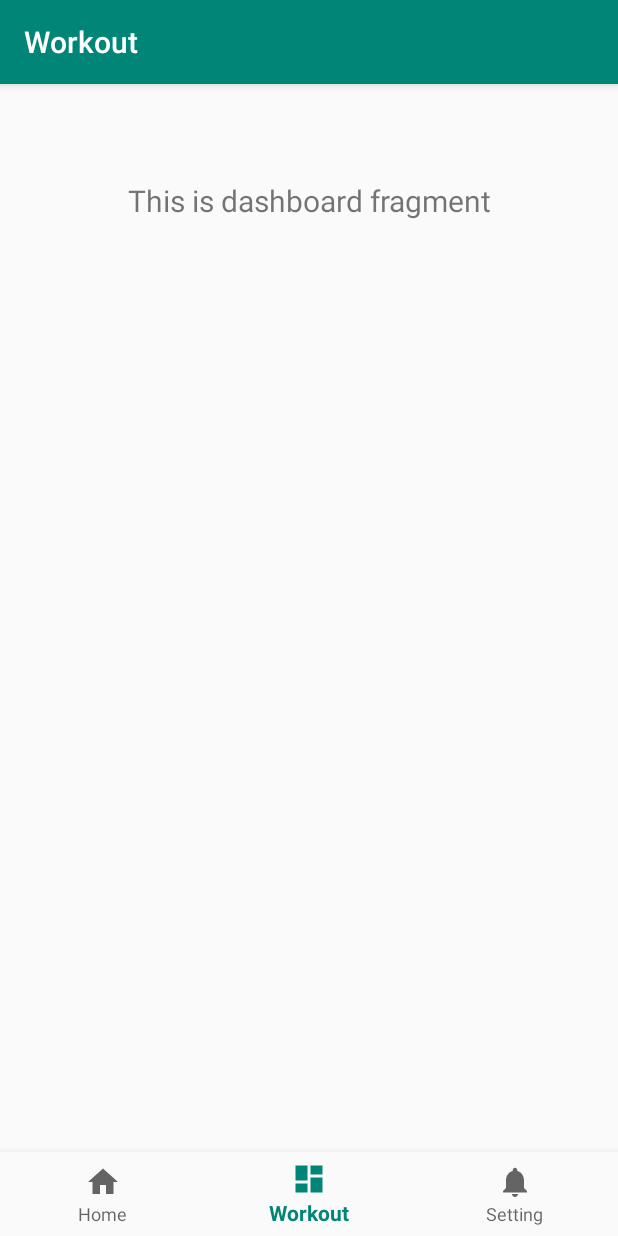
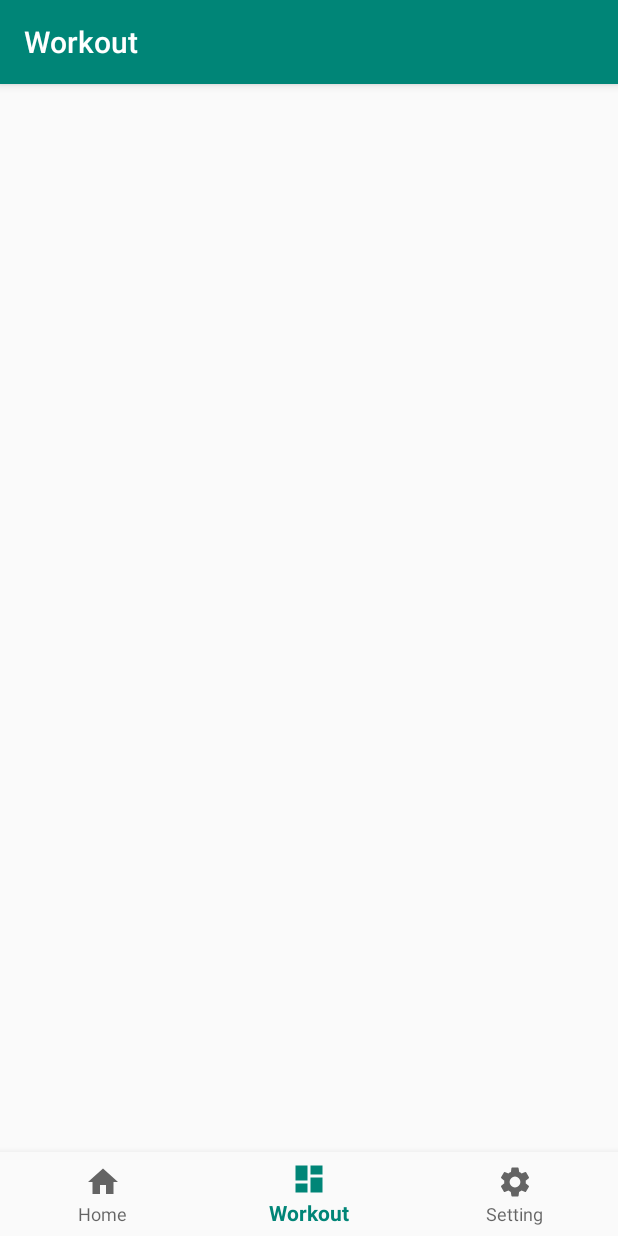
Before and after one commit to Wangk6/WorkoutApp, an Android app: the DashboardFragment screen opened through its navigation route, on a phone screen of 412 x 824 dp. Run offline under Robolectric (Android 15) with nearby library versions, the phone set to English and light mode, and no system bars; our stand-ins replace navigation-ui.

Commit message:
Fixed dashboard fragment error

```diff
--- a/app/build.gradle
+++ b/app/build.gradle
@@ -31,4 +31,6 @@ dependencies {
     testImplementation 'junit:junit:4.12'
     androidTestImplementation 'androidx.test:runner:1.1.1'
     androidTestImplementation 'androidx.test.espresso:espresso-core:3.1.1'
+    implementation 'com.android.support:cardview-v7:'
+    implementation 'com.android.support:recyclerview-v7:'
 }
--- a/app/src/main/java/com/example/workoutapp/ui/dashboard/DashboardFragment.java
+++ b/app/src/main/java/com/example/workoutapp/ui/dashboard/DashboardFragment.java
@@ -23,7 +23,7 @@ public class DashboardFragment extends Fragment {
         dashboardViewModel =
                 ViewModelProviders.of(this).get(DashboardViewModel.class);
         View root = inflater.inflate(R.layout.fragment_dashboard, container, false);
-        final TextView textView = root.findViewById(R.id.text_dashboard);
+        final TextView textView = root.findViewById(R.id.navigation_home);
         dashboardViewModel.getText().observe(this, new Observer<String>() {
             @Override
             public void onChanged(@Nullable String s) {
--- a/app/src/main/java/com/example/workoutapp/ui/dashboard/DashboardViewModel.java
+++ b/app/src/main/java/com/example/workoutapp/ui/dashboard/DashboardViewModel.java
@@ -10,7 +10,7 @@ public class DashboardViewModel extends ViewModel {
 
     public DashboardViewModel() {
         mText = new MutableLiveData<>();
-        mText.setValue("This is dashboard fragment");
+        //mText.setValue("This is dashboard fragment");
     }
 
     public LiveData<String> getText() {
--- a/app/src/main/java/com/example/workoutapp/ui/home/HomeFragment.java
+++ b/app/src/main/java/com/example/workoutapp/ui/home/HomeFragment.java
@@ -23,13 +23,6 @@ public class HomeFragment extends Fragment {
         homeViewModel =
                 ViewModelProviders.of(this).get(HomeViewModel.class);
         View root = inflater.inflate(R.layout.fragment_home, container, false);
-        final TextView textView = root.findViewById(R.id.text_home);
-        homeViewModel.getText().observe(this, new Observer<String>() {
-            @Override
-            public void onChanged(@Nullable String s) {
-                textView.setText(s);
-            }
-        });
         return root;
     }
 }
--- /dev/null
+++ b/app/src/main/res/drawable/ic_setting.xml
@@ -0,0 +1,9 @@
+<vector xmlns:android="http://schemas.android.com/apk/res/android"
+        android:width="24dp"
+        android:height="24dp"
+        android:viewportWidth="24"
+        android:viewportHeight="24">
+    <path
+        android:fillColor="#FF000000"
+        android:pathData="M19.1,12.9a2.8,2.8 0,0 0,0.1 -0.9,2.8 2.8,0 0,0 -0.1,-0.9l2.1,-1.6a0.7,0.7 0,0 0,0.1 -0.6L19.4,5.5a0.7,0.7 0,0 0,-0.6 -0.2l-2.4,1a6.5,6.5 0,0 0,-1.6 -0.9l-0.4,-2.6a0.5,0.5 0,0 0,-0.5 -0.4H10.1a0.5,0.5 0,0 0,-0.5 0.4L9.3,5.4a5.6,5.6 0,0 0,-1.7 0.9l-2.4,-1a0.4,0.4 0,0 0,-0.5 0.2l-2,3.4c-0.1,0.2 0,0.4 0.2,0.6l2,1.6a2.8,2.8 0,0 0,-0.1 0.9,2.8 2.8,0 0,0 0.1,0.9L2.8,14.5a0.7,0.7 0,0 0,-0.1 0.6l1.9,3.4a0.7,0.7 0,0 0,0.6 0.2l2.4,-1a6.5,6.5 0,0 0,1.6 0.9l0.4,2.6a0.5,0.5 0,0 0,0.5 0.4h3.8a0.5,0.5 0,0 0,0.5 -0.4l0.3,-2.6a5.6,5.6 0,0 0,1.7 -0.9l2.4,1a0.4,0.4 0,0 0,0.5 -0.2l2,-3.4c0.1,-0.2 0,-0.4 -0.2,-0.6ZM12,15.6A3.6,3.6 0,1 1,15.6 12,3.6 3.6,0 0,1 12,15.6Z"/>
+</vector>
--- a/app/src/main/res/menu/bottom_nav_menu.xml
+++ b/app/src/main/res/menu/bottom_nav_menu.xml
@@ -13,7 +13,7 @@
 
     <item
         android:id="@+id/navigation_notifications"
-        android:icon="@drawable/ic_notifications_black_24dp"
+        android:icon="@drawable/ic_setting"
         android:title="@string/title_setting" />
 
 </menu>
```
Also changed, not shown: app/src/main/res/layout/activity_main.xml (+5 -2 lines).
